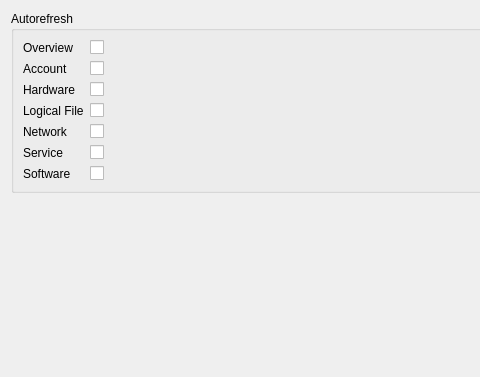
First picture: the form in src/ui/settings/generalpluginsettings.ui, repository mhatina/openlmi_gui, before the edit; both pictures show x 0 to 480 and y 0 to 377 of the 758 by 377 pixel window.
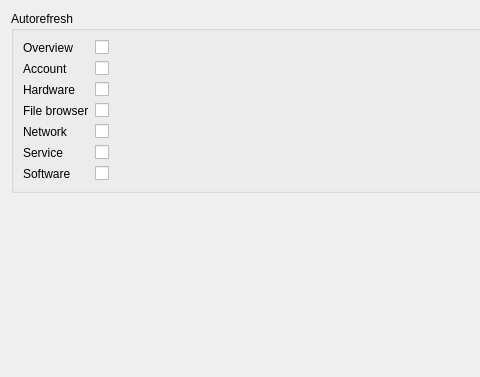
Second picture: the form after the edit.

Diff of the .ui file:
```diff
--- a/src/ui/settings/generalpluginsettings.ui
+++ b/src/ui/settings/generalpluginsettings.ui
@@ -113,7 +113,7 @@
       <item row="3" column="0">
        <widget class="QLabel" name="logical_file_line">
         <property name="text">
-         <string>Logical File</string>
+         <string>File browser</string>
         </property>
        </widget>
       </item>
```
Left out of the diff: 4 changed lines with no effect on the pictures.
